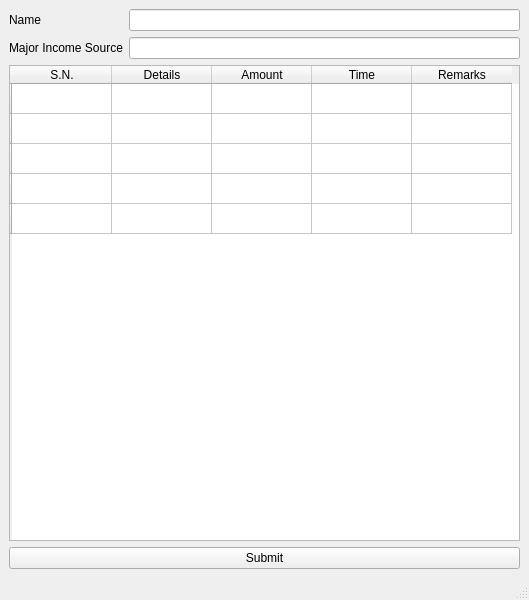
Qt form Smartward/forms/sifaris/incomesourcerecommendation.ui (cygnus55/smartward) before a commit.
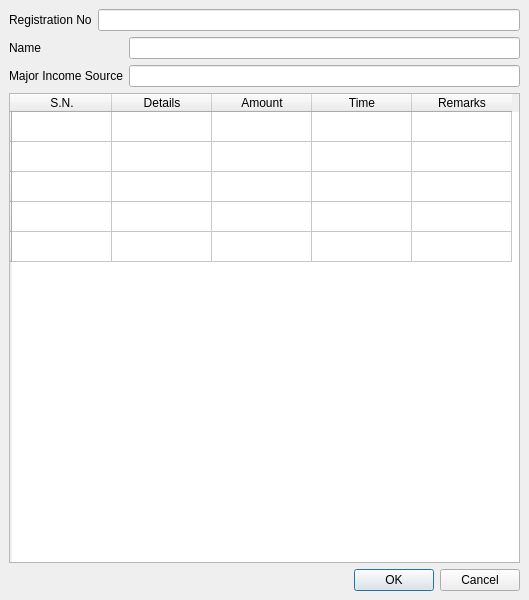
The same form after that commit.

Diff of the .ui file:
```diff
--- a/Smartward/forms/sifaris/incomesourcerecommendation.ui
+++ b/Smartward/forms/sifaris/incomesourcerecommendation.ui
@@ -15,7 +15,21 @@
   </property>
   <widget class="QWidget" name="centralwidget">
    <layout class="QGridLayout" name="gridLayout">
-    <item row="1" column="0">
+    <item row="0" column="0">
+     <layout class="QFormLayout" name="formLayout_3">
+      <item row="0" column="0">
+       <widget class="QLabel" name="registrationNoLabel">
+        <property name="text">
+         <string>Registration No</string>
+        </property>
+       </widget>
+      </item>
+      <item row="0" column="1">
+       <widget class="QLineEdit" name="registrationNoLineEdit"/>
+      </item>
+     </layout>
+    </item>
+    <item row="2" column="0">
      <widget class="QTableWidget" name="tableWidget">
       <row>
        <property name="text">
@@ -69,7 +83,7 @@
       </column>
      </widget>
     </item>
-    <item row="0" column="0">
+    <item row="1" column="0">
      <layout class="QFormLayout" name="formLayout">
       <item row="0" column="0">
        <widget class="QLabel" name="nameLabel">
@@ -93,26 +107,15 @@
       </item>
      </layout>
     </item>
-    <item row="2" column="0">
-     <widget class="QPushButton" name="pushButton_submit">
-      <property name="text">
-       <string>Submit</string>
+    <item row="3" column="0">
+     <widget class="QDialogButtonBox" name="buttonBox">
+      <property name="standardButtons">
+       <set>QDialogButtonBox::Cancel|QDialogButtonBox::Ok</set>
       </property>
      </widget>
     </item>
    </layout>
   </widget>
-  <widget class="QMenuBar" name="menubar">
-   <property name="geometry">
-    <rect>
-     <x>0</x>
-     <y>0</y>
-     <width>529</width>
-     <height>21</height>
-    </rect>
-   </property>
-  </widget>
-  <widget class="QStatusBar" name="statusbar"/>
  </widget>
  <resources/>
  <connections/>
```
Left out of the diff: 4 changed lines with no effect on the pictures.
